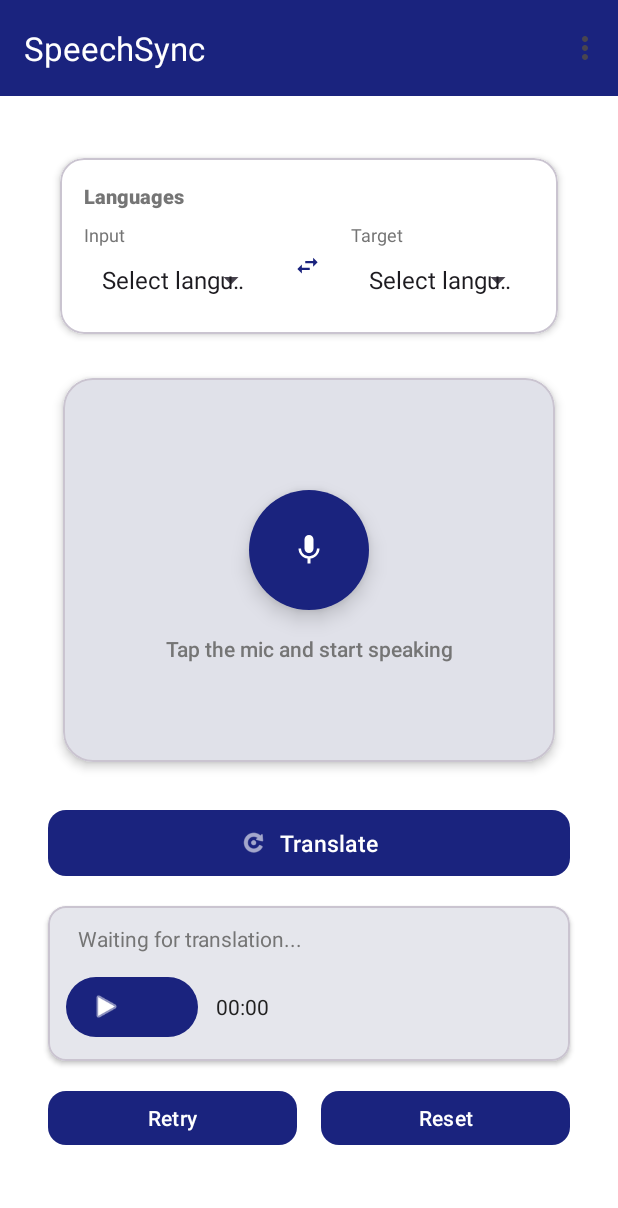
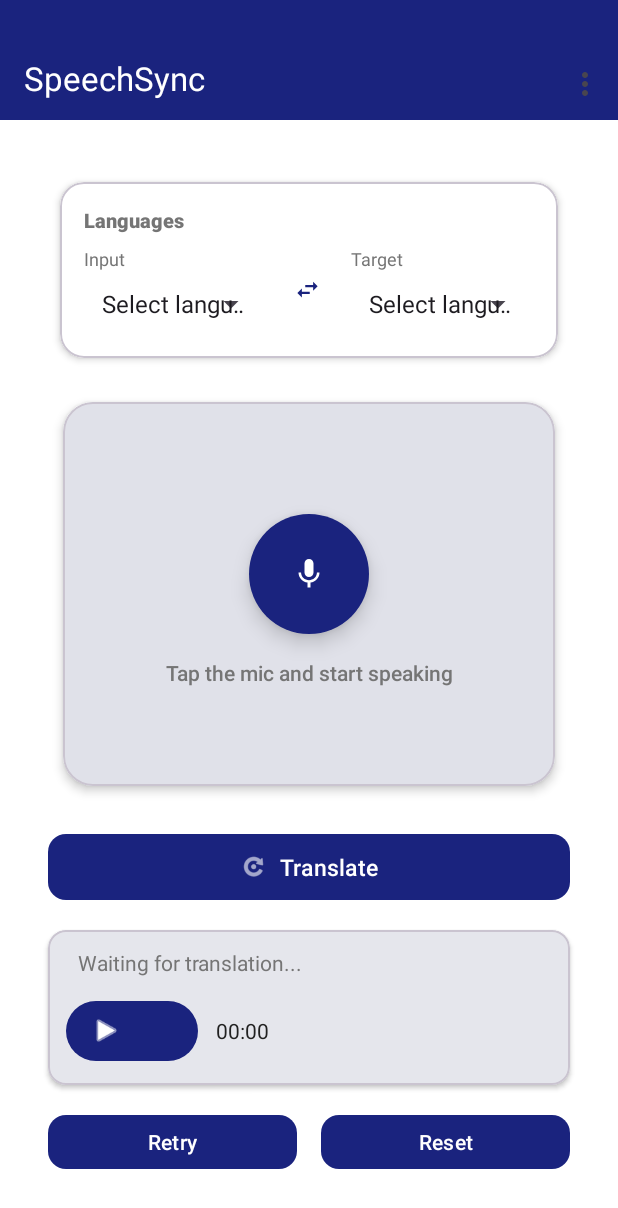
Before and after one commit to Sameetpatro/SpeechSync, an Android app: the HomeActivity screen opened directly, with no data from a screen before it, on a phone screen of 412 x 824 dp. Shown: the top 1208 px of the screen. Run offline under Robolectric (Android 15) with nearby library versions, the phone set to English and light mode, and no system bars.

Commit message:
speech UI changed

```diff
--- a/app/src/main/java/com/example/speechsync/HomeActivity.kt
+++ b/app/src/main/java/com/example/speechsync/HomeActivity.kt
@@ -15,8 +15,10 @@ import android.widget.Toast
 import androidx.appcompat.app.AppCompatActivity
 import androidx.core.app.ActivityCompat
 import androidx.core.content.ContextCompat
+import androidx.core.view.WindowInsetsControllerCompat
 import androidx.lifecycle.lifecycleScope
 import com.example.speechsync.databinding.ActivityHomeBinding
+import com.google.android.material.appbar.MaterialToolbar
 import kotlinx.coroutines.launch
 import java.io.File
 
@@ -47,6 +49,9 @@ class HomeActivity : AppCompatActivity() {
         binding = ActivityHomeBinding.inflate(layoutInflater)
         setContentView(binding.root)
 
+        // Set status bar color to match action bar
+        window.statusBarColor = getColor(R.color.primary)
+
         setSupportActionBar(binding.toolbarHome)
 
         audioRecorder = AudioRecorder(this)
@@ -56,6 +61,15 @@ class HomeActivity : AppCompatActivity() {
         checkPermissions()
         setupLanguageSpinners()
         setupButtons()
+
+        // Force status bar color + light icons
+        window.statusBarColor = ContextCompat.getColor(this, R.color.primary)
+        WindowInsetsControllerCompat(window, window.decorView)
+            .isAppearanceLightStatusBars = false
+
+        // If you’re using the toolbar as ActionBar
+        val toolbar = findViewById<MaterialToolbar>(R.id.toolbarHome)
+        setSupportActionBar(toolbar)
     }
 
     override fun onDestroy() {
--- a/app/src/main/java/com/example/speechsync/TranslationService.kt
+++ b/app/src/main/java/com/example/speechsync/TranslationService.kt
@@ -25,7 +25,7 @@ class TranslationService {
         .callTimeout(180, TimeUnit.SECONDS)    // Total call timeout (3 minutes)
         .build()
 
-    private val baseUrl = "https://violations-deaths-genetic-marilyn.trycloudflare.com"
+    private val baseUrl = "https://enrolled-eau-boats-largely.trycloudflare.com"
 
     suspend fun translate(
         audioFile: File,
--- a/app/src/main/res/layout/activity_home.xml
+++ b/app/src/main/res/layout/activity_home.xml
@@ -5,16 +5,23 @@
     android:layout_width="match_parent"
     android:layout_height="match_parent">
 
-    <!-- Top App Bar -->
+    <!-- FIX: Wrap toolbar inside AppBarLayout -->
+    <com.google.android.material.appbar.AppBarLayout
+        android:layout_width="match_parent"
+        android:layout_height="wrap_content">
+
         <com.google.android.material.appbar.MaterialToolbar
             android:id="@+id/toolbarHome"
             android:layout_width="match_parent"
-        android:layout_height="?attr/actionBarSize"
+            android:layout_height="wrap_content"
+            android:minHeight="?attr/actionBarSize"
+            android:paddingTop="24dp"
             android:background="?colorPrimary"
             app:title="@string/app_name"
             app:titleTextColor="@android:color/white"
             app:menu="@menu/home_menu"
             app:elevation="4dp" />
+    </com.google.android.material.appbar.AppBarLayout>
 
     <!-- Scrollable Content -->
     <androidx.core.widget.NestedScrollView
@@ -22,8 +29,7 @@
         android:layout_height="match_parent"
         app:layout_behavior="@string/appbar_scrolling_view_behavior"
         android:fillViewport="true"
-        android:padding="8dp"
-        android:layout_marginTop="?attr/actionBarSize">
+        android:padding="8dp">
 
         <androidx.constraintlayout.widget.ConstraintLayout
             android:layout_width="match_parent"
--- a/app/src/main/res/values/themes.xml
+++ b/app/src/main/res/values/themes.xml
@@ -2,6 +2,7 @@
 <resources xmlns:tools="http://schemas.android.com/tools">
 
     <style name="Base.Theme.SpeechSync" parent="Theme.Material3.DayNight.NoActionBar">
+
         <!-- Primary colors -->
         <item name="colorPrimary">@color/primary</item>
         <item name="colorPrimaryDark">@color/primary_dark</item>
@@ -14,18 +15,25 @@
         <!-- Background -->
         <item name="android:colorBackground">@color/background_light</item>
 
-        <!-- Status bar -->
+        <!-- STATUS BAR (only these two, nothing else) -->
         <item name="android:statusBarColor">@color/primary</item>
         <item name="android:windowLightStatusBar">false</item>
 
-        <!-- Material 3 Shape -->
+        <!-- OPTIONAL: nav bar, uncomment if you want bottom bar also blue -->
+        <!--
+        <item name="android:navigationBarColor">@color/primary</item>
+        <item name="android:windowLightNavigationBar">false</item>
+        -->
+
+        <!-- Shapes -->
         <item name="shapeAppearanceSmallComponent">@style/ShapeAppearance.SpeechSync.SmallComponent</item>
         <item name="shapeAppearanceMediumComponent">@style/ShapeAppearance.SpeechSync.MediumComponent</item>
         <item name="shapeAppearanceLargeComponent">@style/ShapeAppearance.SpeechSync.LargeComponent</item>
 
-        <!-- Button styles -->
+        <!-- Default widgets -->
         <item name="materialButtonStyle">@style/Widget.SpeechSync.Button</item>
         <item name="textInputStyle">@style/Widget.SpeechSync.TextInputLayout</item>
+
     </style>
 
     <!-- App theme -->
@@ -63,7 +71,7 @@
         <item name="boxCornerRadiusBottomEnd">12dp</item>
     </style>
 
-    <!-- Circle Shape for FAB -->
+    <!-- Circle shape for FAB -->
     <style name="ShapeAppearance.Circle" parent="">
         <item name="cornerFamily">rounded</item>
         <item name="cornerSize">50%</item>
```
Lines whose indentation alone changed are shown as unchanged.
